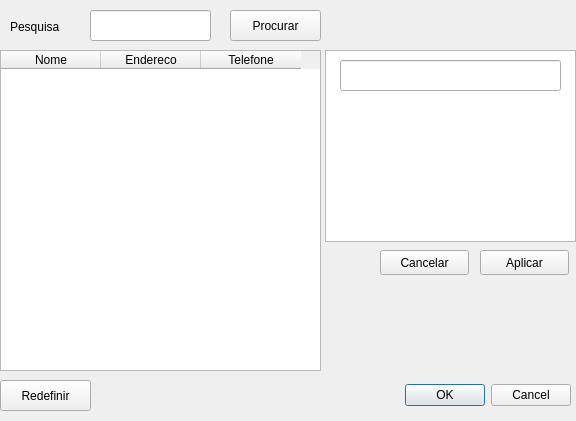
The window that frmedit.ui (thschmitz/ClientsInsertion) describes before a commit, drawn with Qt 5.
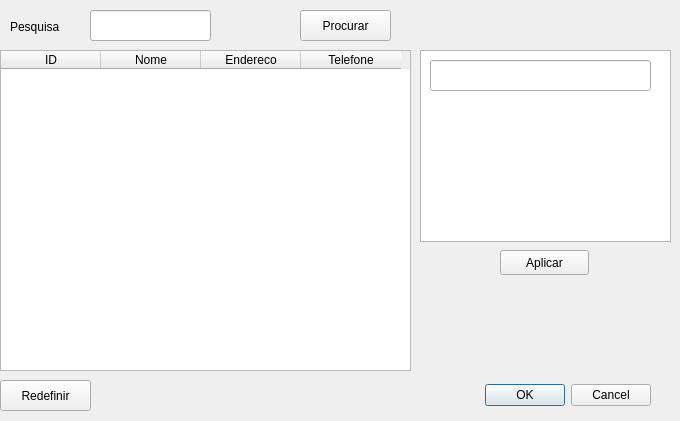
The same window after the commit.

```diff
--- a/frmedit.ui
+++ b/frmedit.ui
@@ -6,7 +6,7 @@
    <rect>
     <x>0</x>
     <y>0</y>
-    <width>576</width>
+    <width>680</width>
     <height>421</height>
    </rect>
   </property>
@@ -16,7 +16,7 @@
   <widget class="QPushButton" name="btnAplicar">
    <property name="geometry">
     <rect>
-     <x>480</x>
+     <x>500</x>
      <y>250</y>
      <width>89</width>
      <height>25</height>
@@ -26,28 +26,20 @@
     <string>Aplicar</string>
    </property>
   </widget>
-  <widget class="QPushButton" name="btnCancelar">
-   <property name="geometry">
-    <rect>
-     <x>380</x>
-     <y>250</y>
-     <width>89</width>
-     <height>25</height>
-    </rect>
-   </property>
-   <property name="text">
-    <string>Cancelar</string>
-   </property>
-  </widget>
   <widget class="QTableWidget" name="tableWidget_3">
    <property name="geometry">
     <rect>
      <x>0</x>
      <y>50</y>
-     <width>321</width>
+     <width>411</width>
      <height>321</height>
     </rect>
    </property>
+   <column>
+    <property name="text">
+     <string>ID</string>
+    </property>
+   </column>
    <column>
     <property name="text">
      <string>Nome</string>
@@ -67,7 +59,7 @@
   <widget class="QTableView" name="tableView">
    <property name="geometry">
     <rect>
-     <x>325</x>
+     <x>420</x>
      <y>50</y>
      <width>251</width>
      <height>192</height>
@@ -77,7 +69,7 @@
   <widget class="QPushButton" name="btnProcurar">
    <property name="geometry">
     <rect>
-     <x>230</x>
+     <x>300</x>
      <y>10</y>
      <width>91</width>
      <height>31</height>
@@ -90,7 +82,7 @@
   <widget class="QLineEdit" name="lineColocar">
    <property name="geometry">
     <rect>
-     <x>340</x>
+     <x>430</x>
      <y>60</y>
      <width>221</width>
      <height>31</height>
@@ -123,7 +115,7 @@
   <widget class="QDialogButtonBox" name="buttonBox">
    <property name="geometry">
     <rect>
-     <x>400</x>
+     <x>480</x>
      <y>380</y>
      <width>171</width>
      <height>31</height>
```
